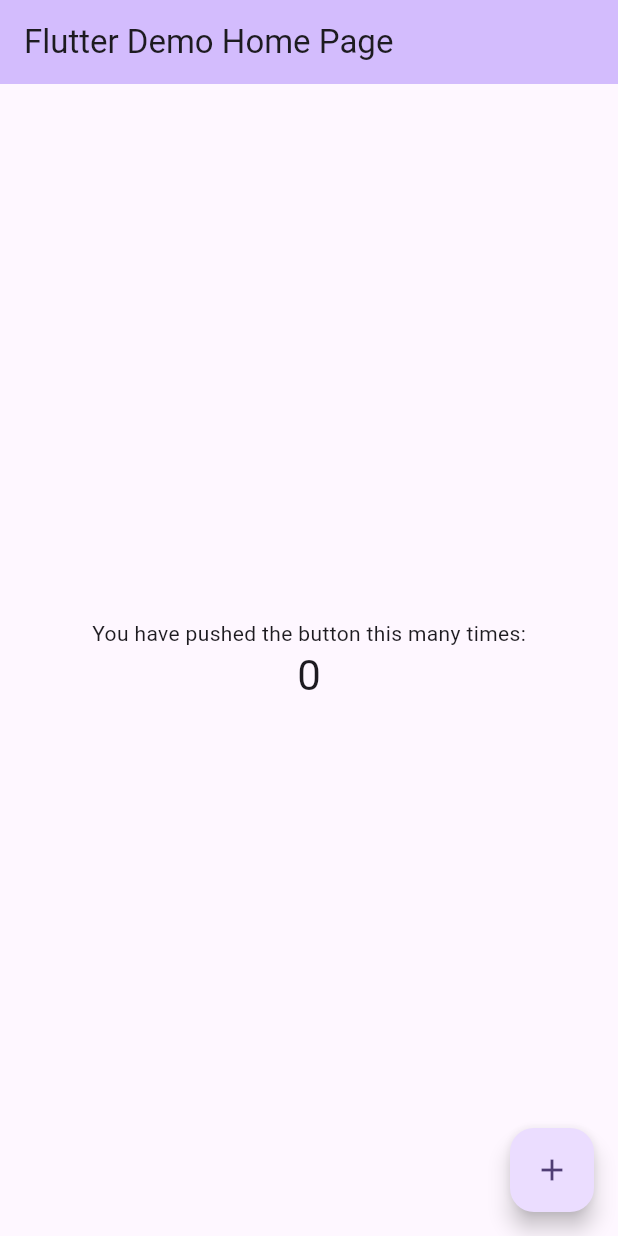
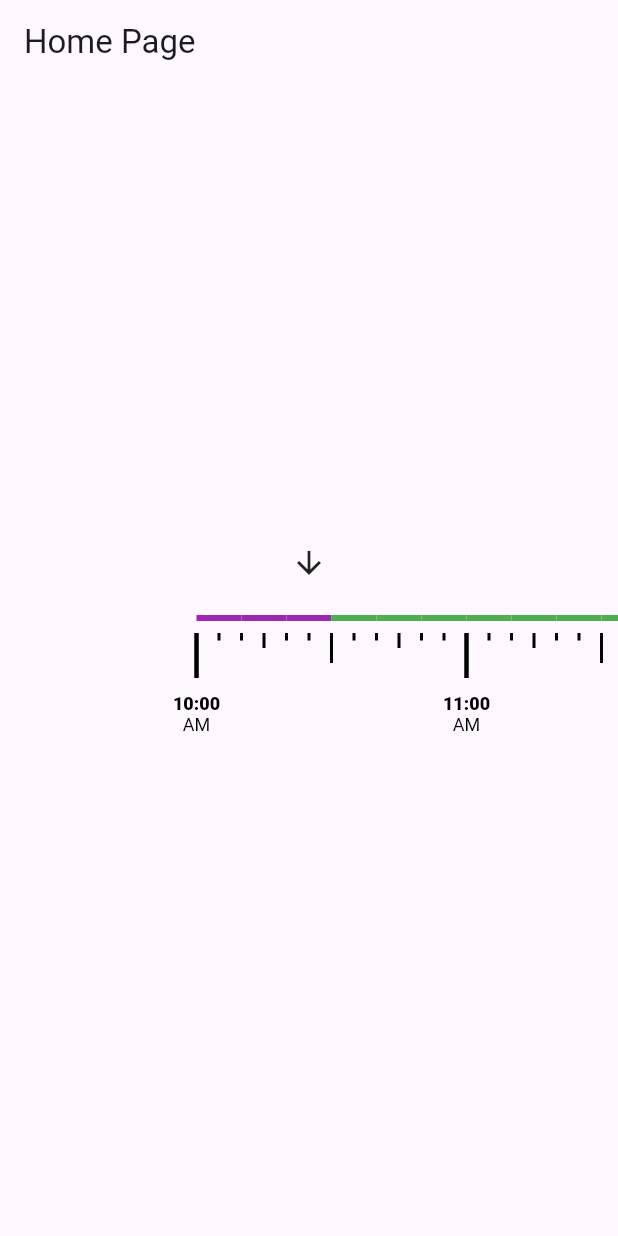
Before and after one commit to RAVISHANKAR2608/flutter-pfour, a Flutter app: the screen it shows after launch, on a phone screen of 412 x 824 dp. Run offline on Flutter 3.47's test engine with Material 3 defaults, Android fonts, the phone set to English and light mode, and no system bars.

Commit message:
Final Commit

```diff
--- a/lib/main.dart
+++ b/lib/main.dart
@@ -1,125 +1,34 @@
 import 'package:flutter/material.dart';
+import 'package:pfour/timeline_wiget.dart';
 
-void main() {
-  runApp(const MyApp());
-}
-
-class MyApp extends StatelessWidget {
-  const MyApp({super.key});
-
-  // This widget is the root of your application.
+class MyHomePage extends StatelessWidget {
   @override
   Widget build(BuildContext context) {
-    return MaterialApp(
-      title: 'Flutter Demo',
-      theme: ThemeData(
-        // This is the theme of your application.
-        //
-        // TRY THIS: Try running your application with "flutter run". You'll see
-        // the application has a purple toolbar. Then, without quitting the app,
-        // try changing the seedColor in the colorScheme below to Colors.green
-        // and then invoke "hot reload" (save your changes or press the "hot
-        // reload" button in a Flutter-supported IDE, or press "r" if you used
-        // the command line to start the app).
-        //
-        // Notice that the counter didn't reset back to zero; the application
-        // state is not lost during the reload. To reset the state, use hot
-        // restart instead.
-        //
-        // This works for code too, not just values: Most code changes can be
-        // tested with just a hot reload.
-        colorScheme: ColorScheme.fromSeed(seedColor: Colors.deepPurple),
-        useMaterial3: true,
+    return Scaffold(
+      appBar: AppBar(
+        title: const Text('Home Page'),
       ),
-      home: const MyHomePage(title: 'Flutter Demo Home Page'),
+      body: Center(
+        child: TimelineWidget(
+          currentTime: DateTime.now(),
+          bookedTimes: [
+            TimeRange(
+              DateTime(DateTime.now().year, DateTime.now().month, DateTime.now().day, 14, 0),
+              DateTime(DateTime.now().year, DateTime.now().month, DateTime.now().day, 15, 0),
+            ),
+            TimeRange(
+              DateTime(DateTime.now().year, DateTime.now().month, DateTime.now().day, 16, 0),
+              DateTime(DateTime.now().year, DateTime.now().month, DateTime.now().day, 17, 0),
+            ),
+          ],
+        ),
+      ),
     );
   }
 }
 
-class MyHomePage extends StatefulWidget {
-  const MyHomePage({super.key, required this.title});
-
-  // This widget is the home page of your application. It is stateful, meaning
-  // that it has a State object (defined below) that contains fields that affect
-  // how it looks.
-
-  // This class is the configuration for the state. It holds the values (in this
-  // case the title) provided by the parent (in this case the App widget) and
-  // used by the build method of the State. Fields in a Widget subclass are
-  // always marked "final".
-
-  final String title;
-
-  @override
-  State<MyHomePage> createState() => _MyHomePageState();
+void main() {
+  runApp(MaterialApp(
+    home: MyHomePage(),
+  ));
 }
-
-class _MyHomePageState extends State<MyHomePage> {
-  int _counter = 0;
-
-  void _incrementCounter() {
-    setState(() {
-      // This call to setState tells the Flutter framework that something has
-      // changed in this State, which causes it to rerun the build method below
-      // so that the display can reflect the updated values. If we changed
-      // _counter without calling setState(), then the build method would not be
-      // called again, and so nothing would appear to happen.
-      _counter++;
-    });
-  }
-
-  @override
-  Widget build(BuildContext context) {
-    // This method is rerun every time setState is called, for instance as done
-    // by the _incrementCounter method above.
-    //
-    // The Flutter framework has been optimized to make rerunning build methods
-    // fast, so that you can just rebuild anything that needs updating rather
-    // than having to individually change instances of widgets.
-    return Scaffold(
-      appBar: AppBar(
-        // TRY THIS: Try changing the color here to a specific color (to
-        // Colors.amber, perhaps?) and trigger a hot reload to see the AppBar
-        // change color while the other colors stay the same.
-        backgroundColor: Theme.of(context).colorScheme.inversePrimary,
-        // Here we take the value from the MyHomePage object that was created by
-        // the App.build method, and use it to set our appbar title.
-        title: Text(widget.title),
-      ),
-      body: Center(
-        // Center is a layout widget. It takes a single child and positions it
-        // in the middle of the parent.
-        child: Column(
-          // Column is also a layout widget. It takes a list of children and
-          // arranges them vertically. By default, it sizes itself to fit its
-          // children horizontally, and tries to be as tall as its parent.
-          //
-          // Column has various properties to control how it sizes itself and
-          // how it positions its children. Here we use mainAxisAlignment to
-          // center the children vertically; the main axis here is the vertical
-          // axis because Columns are vertical (the cross axis would be
-          // horizontal).
-          //
-          // TRY THIS: Invoke "debug painting" (choose the "Toggle Debug Paint"
-          // action in the IDE, or press "p" in the console), to see the
-          // wireframe for each widget.
-          mainAxisAlignment: MainAxisAlignment.center,
-          children: <Widget>[
-            const Text(
-              'You have pushed the button this many times:',
-            ),
-            Text(
-              '$_counter',
-              style: Theme.of(context).textTheme.headlineMedium,
-            ),
-          ],
-        ),
-      ),
-      floatingActionButton: FloatingActionButton(
-        onPressed: _incrementCounter,
-        tooltip: 'Increment',
-        child: const Icon(Icons.add),
-      ), // This trailing comma makes auto-formatting nicer for build methods.
-    );
-  }
-}
--- /dev/null
+++ b/lib/timeline_wiget.dart
@@ -0,0 +1,220 @@
+import 'package:flutter/material.dart';
+import 'package:intl/intl.dart';
+import 'dart:ui' as ui;
+
+class TimelineWidget extends StatefulWidget {
+  final DateTime currentTime;
+  final List<TimeRange> bookedTimes;
+
+  const TimelineWidget({
+    Key? key,
+    required this.currentTime,
+    required this.bookedTimes,
+  }) : super(key: key);
+
+  @override
+  _TimelineWidgetState createState() => _TimelineWidgetState();
+}
+
+class _TimelineWidgetState extends State<TimelineWidget> {
+  late ScrollController _scrollController;
+  final double intervalWidth = 15;
+  final double paddingWidth = 200; // Adjust the padding width as needed
+
+  @override
+  void initState() {
+    super.initState();
+    _scrollController = ScrollController();
+
+    WidgetsBinding.instance.addPostFrameCallback((_) {
+      _centerCurrentTime();
+    });
+  }
+
+  void _centerCurrentTime() {
+    int currentHour = widget.currentTime.hour - 10; // Start from 10 AM
+    int currentMinute = widget.currentTime.minute;
+    int currentInterval = currentHour * 12 + (currentMinute / 5).round();
+    double targetPosition = currentInterval * intervalWidth +
+        paddingWidth -
+        MediaQuery.of(context).size.width / 2 -
+        intervalWidth;
+
+    if (targetPosition < 0) {
+      targetPosition = 0;
+    }
+
+    double maxPosition = (144 * intervalWidth) + (2 * paddingWidth) - MediaQuery.of(context).size.width;
+    if (targetPosition > maxPosition) {
+      targetPosition = maxPosition;
+    }
+
+    _scrollController.jumpTo(targetPosition);
+  }
+
+  @override
+  Widget build(BuildContext context) {
+    return Container(
+      child: Column(
+        mainAxisAlignment: MainAxisAlignment.center,
+        children: [
+          const Icon(Icons.arrow_downward),
+          const SizedBox(height: 10),
+          SizedBox(
+            height: 120,
+            child: ListView.builder(
+              controller: _scrollController,
+              scrollDirection: Axis.horizontal,
+              itemCount: 145 + 2,
+              itemBuilder: (context, index) {
+                if (index == 0 || index == 146) {
+                  return SizedBox(width: paddingWidth);
+                }
+
+                DateTime intervalTime = DateTime(
+                  widget.currentTime.year,
+                  widget.currentTime.month,
+                  widget.currentTime.day,
+                  10,
+                  0,
+                ).add(Duration(minutes: 5 * (index - 1)));
+                return Container(
+                  width: intervalWidth,
+                  child: Column(
+                    mainAxisAlignment: MainAxisAlignment.start,
+                    children: [
+                      CustomPaint(
+                        painter: IntervalPainter(
+                          currentTime: widget.currentTime,
+                          intervalTime: intervalTime,
+                          bookedTimes: widget.bookedTimes,
+                        ),
+                        child: Container(
+                          height: 30,
+                        ),
+                      ),
+                      const SizedBox(height: 10),
+                    ],
+                  ),
+                );
+              },
+            ),
+          ),
+        ],
+      ),
+    );
+  }
+
+  @override
+  void dispose() {
+    _scrollController.dispose();
+    super.dispose();
+  }
+}
+
+class IntervalPainter extends CustomPainter {
+  final DateTime currentTime;
+  final DateTime intervalTime;
+  final List<TimeRange> bookedTimes;
+
+  IntervalPainter({
+    required this.currentTime,
+    required this.intervalTime,
+    required this.bookedTimes,
+  });
+
+  @override
+  void paint(Canvas canvas, Size size) {
+    final paint = Paint()..strokeWidth = 4;
+
+    if (intervalTime.isBefore(currentTime)) {
+      paint.color = Colors.purple;
+    } else if (bookedTimes.any((range) => range.overlaps(
+        intervalTime, intervalTime.add(const Duration(minutes: 5))))) {
+      paint.color = Colors.red;
+    } else {
+      paint.color = Colors.green;
+    }
+
+    canvas.drawLine(
+        Offset(0, size.height / 2), Offset(size.width, size.height / 2), paint);
+
+    if (intervalTime.minute == 0) {
+      paint.color = Colors.black;
+      paint.strokeWidth = 3;
+      canvas.drawLine(
+          Offset(0, size.height / 2 + 10), const Offset(0, 55), paint);
+    } else if (intervalTime.minute == 30) {
+      paint.color = Colors.black;
+      paint.strokeWidth = 2;
+      canvas.drawLine(
+          Offset(0, size.height / 2 + 10), const Offset(0, 45), paint);
+    } else if (intervalTime.minute == 15 || intervalTime.minute == 45) {
+      paint.color = Colors.black;
+      paint.strokeWidth = 2;
+      canvas.drawLine(
+          Offset(0, size.height / 2 + 10), const Offset(0, 35), paint);
+    } else if (intervalTime.minute == 5 ||
+        intervalTime.minute == 10 ||
+        intervalTime.minute == 20 ||
+        intervalTime.minute == 25 ||
+        intervalTime.minute == 35 ||
+        intervalTime.minute == 40 ||
+        intervalTime.minute == 50 ||
+        intervalTime.minute == 55) {
+      paint.color = Colors.black;
+      paint.strokeWidth = 2;
+      canvas.drawLine(Offset(0, size.height / 2 + 10), const Offset(0, 30), paint);
+    }
+
+    if (intervalTime.minute == 0) {
+      String timeText = DateFormat('hh:mm').format(intervalTime);
+      String hour = DateFormat('h').format(intervalTime);
+      String period = DateFormat('a').format(intervalTime);
+
+      TextSpan span = TextSpan(
+        children: [
+          TextSpan(
+            text: timeText,
+            style: const TextStyle(
+                color: Colors.black,
+                fontSize: 12.0,
+                fontWeight: FontWeight.w800),
+          ),
+          TextSpan(
+            text: "\n$period",
+            style: const TextStyle(color: Colors.black, fontSize: 12.0),
+          ),
+        ],
+      );
+
+      TextPainter tp = TextPainter(
+        text: span,
+        textAlign: TextAlign.center,
+        textDirection: ui.TextDirection.ltr,
+      );
+      tp.layout();
+
+      double xPos =
+          -tp.width / 2;
+      double yPos =
+          size.height / 2 + 50;
+
+      tp.paint(canvas, Offset(xPos, yPos));
+    }
+  }
+
+  @override
+  bool shouldRepaint(covariant CustomPainter oldDelegate) => true;
+}
+
+class TimeRange {
+  final DateTime start;
+  final DateTime end;
+
+  TimeRange(this.start, this.end);
+
+  bool overlaps(DateTime startTime, DateTime endTime) {
+    return start.isBefore(endTime) && end.isAfter(startTime);
+  }
+}
--- a/pubspec.yaml
+++ b/pubspec.yaml
@@ -35,6 +35,7 @@ dependencies:
   # The following adds the Cupertino Icons font to your application.
   # Use with the CupertinoIcons class for iOS style icons.
   cupertino_icons: ^1.0.6
+  intl: ^0.19.0
 
 dev_dependencies:
   flutter_test:
```
Also changed, not shown: pubspec.lock.
